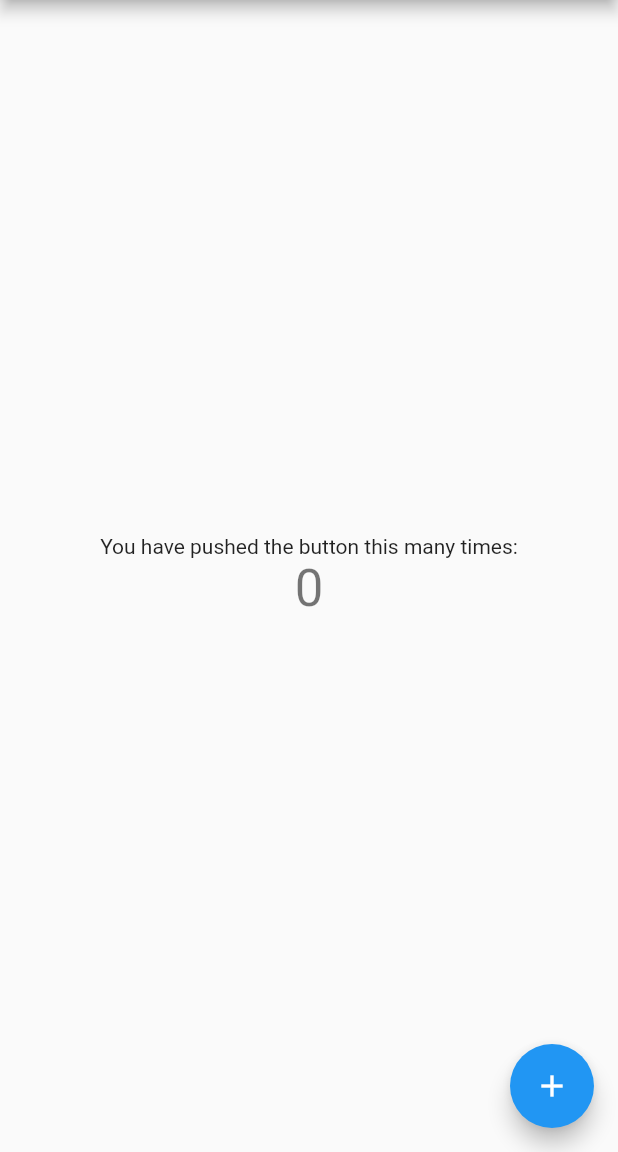
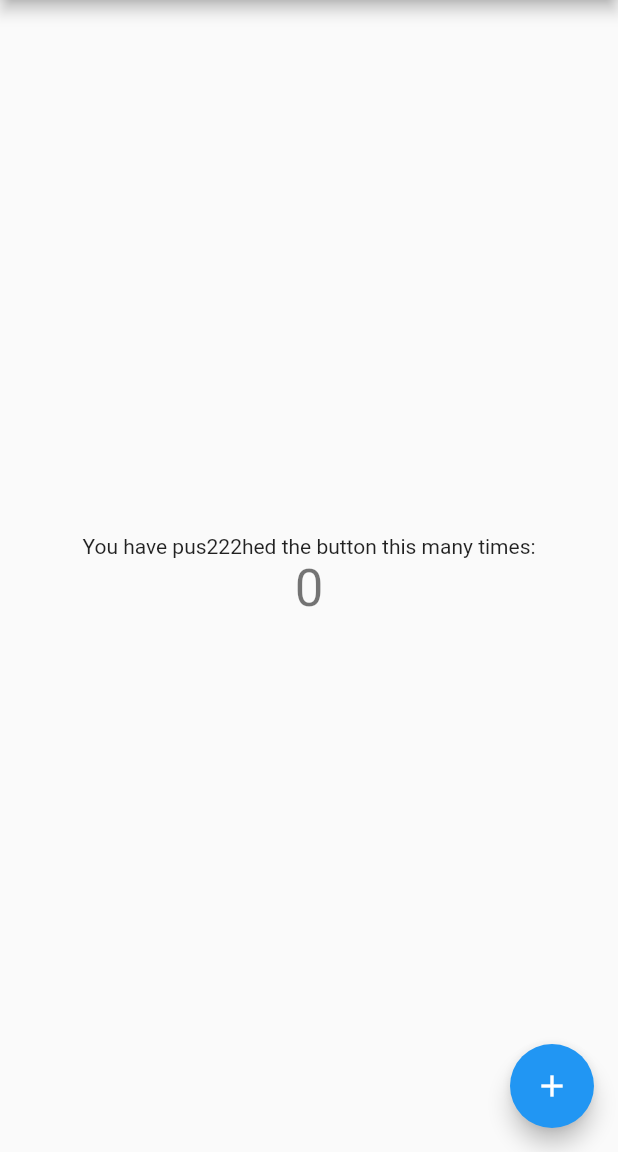
Before and after one commit to aliefalhadi/flutter_codemagic, a Flutter app: the screen it shows after launch, on a phone screen of 412 x 824 dp, the part 84-1236 px from its top. Run offline on Flutter 3.47's test engine with Material 2 defaults, Android fonts, the phone set to English and light mode, and no system bars.

Commit message:
update version 1.0.4+5

```diff
--- a/lib/main.dart
+++ b/lib/main.dart
@@ -96,7 +96,7 @@ class _MyHomePageState extends State<MyHomePage> {
           mainAxisAlignment: MainAxisAlignment.center,
           children: <Widget>[
             const Text(
-              'You have pushed the button this many times:',
+              'You have pus222hed the button this many times:',
             ),
             Text(
               '$_counter',
--- a/pubspec.yaml
+++ b/pubspec.yaml
@@ -16,7 +16,7 @@ publish_to: 'none' # Remove this line if you wish to publish to pub.dev
 # https://developer.apple.com/library/archive/documentation/General/Reference/InfoPlistKeyReference/Articles/CoreFoundationKeys.html
 # In Windows, build-name is used as the major, minor, and patch parts
 # of the product and file versions while build-number is used as the build suffix.
-version: 1.0.3+4
+version: 1.0.4+5
 
 environment:
   sdk: '>=2.19.6 <3.0.0'
```
